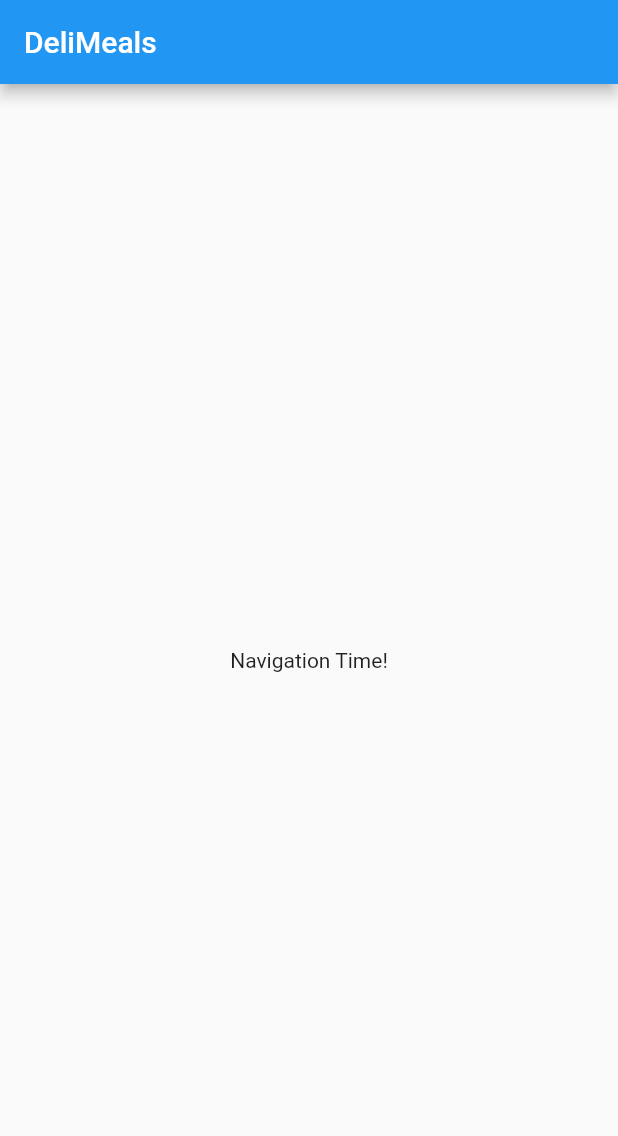
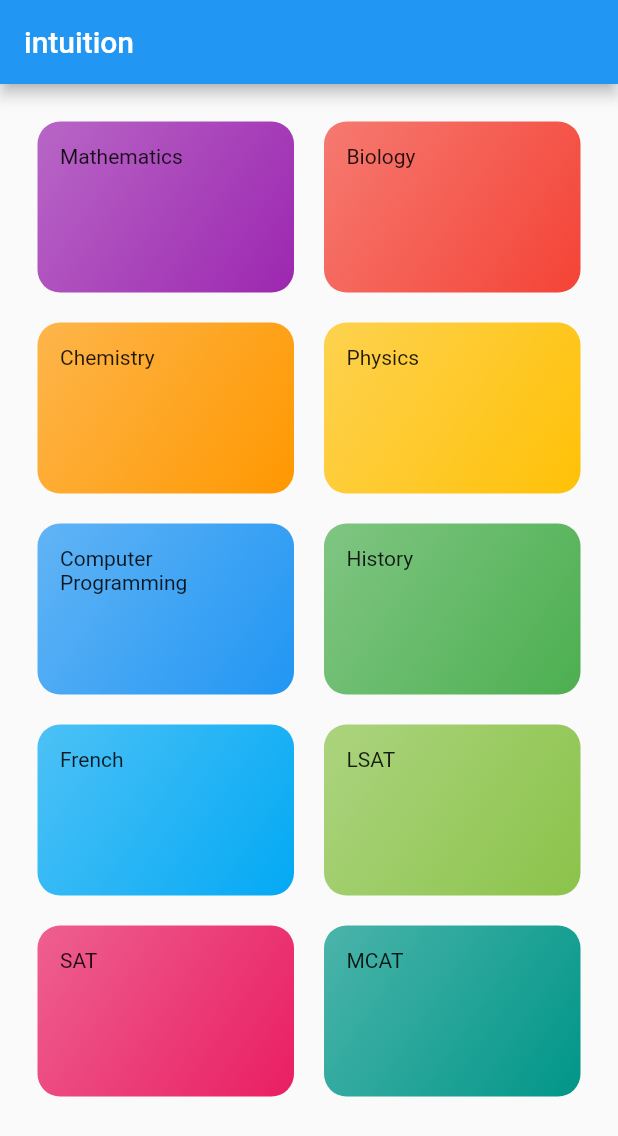
Before and after one commit to ronald-luo/mchacks-app, a Flutter app: the screen it shows after launch, on a phone screen of 412 x 824 dp. Shown: the top 1136 px of the screen. Run offline on Flutter 3.47's test engine with Material 2 defaults, Android fonts, the phone set to English and light mode, and no system bars.

Commit message:
🤠 howdy🤠

```diff
--- /dev/null
+++ b/lib/categories_screen.dart
@@ -0,0 +1,32 @@
+import 'package:flutter/material.dart';
+
+import './dummy_data.dart';
+import './category_item.dart';
+
+class CategoriesScreen extends StatelessWidget {
+  @override
+  Widget build(BuildContext context) {
+    return Scaffold(
+      appBar: AppBar(
+        title: const Text('intuition'),
+      ),
+      body: GridView(
+        padding: const EdgeInsets.all(25),
+        children: DUMMY_CATEGORIES
+            .map(
+              (catData) => CategoryItem(
+                catData.title,
+                catData.color,
+              ),
+            )
+            .toList(),
+        gridDelegate: SliverGridDelegateWithMaxCrossAxisExtent(
+          maxCrossAxisExtent: 200,
+          childAspectRatio: 3 / 2,
+          crossAxisSpacing: 20,
+          mainAxisSpacing: 20,
+        ),
+      ),
+    );
+  }
+}
--- /dev/null
+++ b/lib/category_item.dart
@@ -0,0 +1,27 @@
+import 'package:flutter/material.dart';
+
+class CategoryItem extends StatelessWidget {
+  final String title;
+  final Color color;
+
+  CategoryItem(this.title, this.color);
+
+  @override
+  Widget build(BuildContext context) {
+    return Container(
+      padding: const EdgeInsets.all(15),
+      child: Text(title),
+      decoration: BoxDecoration(
+        gradient: LinearGradient(
+          colors: [
+            color.withOpacity(0.7),
+            color,
+          ],
+          begin: Alignment.topLeft,
+          end: Alignment.bottomRight,
+        ),
+        borderRadius: BorderRadius.circular(15),
+      ),
+    );
+  }
+}
--- /dev/null
+++ b/lib/dummy_data.dart
@@ -0,0 +1,55 @@
+import 'package:flutter/material.dart';
+import './models/category.dart';
+
+const DUMMY_CATEGORIES = const [
+  Category(
+    id: 'c1',
+    title: 'Mathematics',
+    color: Colors.purple,
+  ),
+  Category(
+    id: 'c2',
+    title: 'Biology',
+    color: Colors.red,
+  ),
+  Category(
+    id: 'c3',
+    title: 'Chemistry',
+    color: Colors.orange,
+  ),
+  Category(
+    id: 'c4',
+    title: 'Physics',
+    color: Colors.amber,
+  ),
+  Category(
+    id: 'c5',
+    title: 'Computer Programming',
+    color: Colors.blue,
+  ),
+  Category(
+    id: 'c6',
+    title: 'History',
+    color: Colors.green,
+  ),
+  Category(
+    id: 'c7',
+    title: 'French',
+    color: Colors.lightBlue,
+  ),
+  Category(
+    id: 'c8',
+    title: 'LSAT',
+    color: Colors.lightGreen,
+  ),
+  Category(
+    id: 'c9',
+    title: 'SAT',
+    color: Colors.pink,
+  ),
+  Category(
+    id: 'c10',
+    title: 'MCAT',
+    color: Colors.teal,
+  ),
+];
--- a/lib/main.dart
+++ b/lib/main.dart
@@ -1,4 +1,6 @@
 import 'package:flutter/material.dart';
+
+import './categories_screen.dart';
 
 void main() => runApp(MyApp());
 
@@ -6,31 +8,11 @@ class MyApp extends StatelessWidget {
   @override
   Widget build(BuildContext context) {
     return MaterialApp(
-      title: 'DeliMeals',
+      title: 'intuition',
       theme: ThemeData(
         primarySwatch: Colors.blue,
       ),
-      home: MyHomePage(),
+      home: CategoriesScreen(),
     );
   }
 }
-
-class MyHomePage extends StatefulWidget {
-    @override
-  _MyHomePageState createState() => _MyHomePageState();
-}
-
-class _MyHomePageState extends State<MyHomePage> {
-
-  @overrider
-  Widget build(BuildContext context) {
-    return Scaffold(
-      appBar: AppBar(
-        title: Text('DeliMeals'),
-      ),
-      body: Center(
-        child: Text('Navigation Time!'),
-      ),
-    );
-  }
-}
--- /dev/null
+++ b/lib/models/category.dart
@@ -0,0 +1,13 @@
+import 'package:flutter/material.dart';
+
+class Category {
+  final String id;
+  final String title;
+  final Color color;
+
+  const Category({
+    @required this.id,
+    @required this.title,
+    this.color = Colors.orange,
+  });
+}
```
Also changed, not shown: 2 other files.
